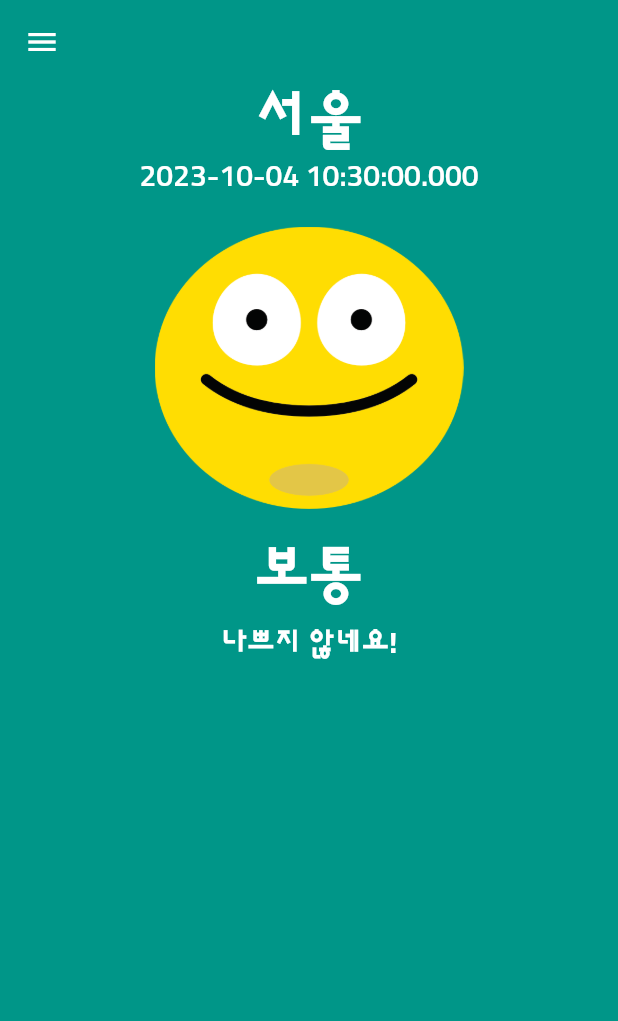
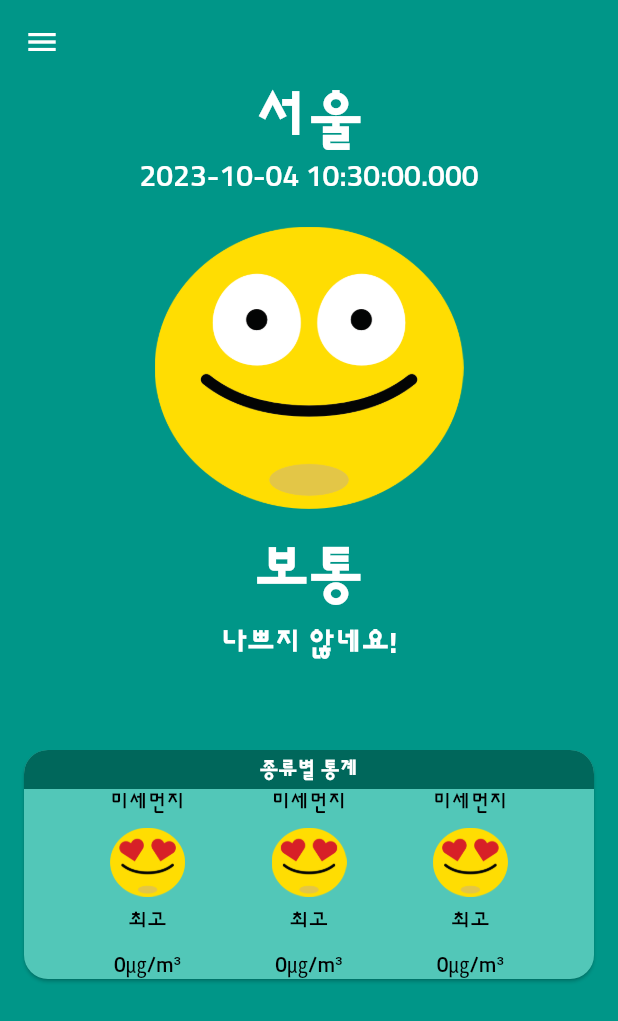
Before and after one commit to DongWooKim97/particulate_matter_app, a Flutter app: the screen it shows after launch, on a phone screen of 412 x 824 dp. Shown: the top 1021 px of the screen. Run offline on Flutter 3.47's test engine with Material 2 defaults, Android fonts, the phone set to English and light mode, and no system bars.

Commit message:
feat: make Category Card

```diff
--- /dev/null
+++ b/lib/component/main_stat.dart
@@ -0,0 +1,54 @@
+import 'package:flutter/material.dart';
+
+class MainStat extends StatelessWidget {
+  // 미세먼지 or 초미세먼지
+  final String category;
+
+  // 이미지 아이콘 위치(경로)
+  final String imgPath;
+
+  // 오졈 정도
+  final String level;
+
+  // 오염 수치
+  final String stat;
+
+  const MainStat({
+    required this.category,
+    required this.imgPath,
+    required this.level,
+    required this.stat,
+    Key? key,
+  }) : super(key: key);
+
+  @override
+  Widget build(BuildContext context) {
+    final ts = const TextStyle(
+      color: Colors.black,
+    );
+
+    return Column(
+      children: [
+        Text(
+          category,
+          style: ts,
+        ),
+        const SizedBox(height: 8.0),
+        Image.asset(
+          imgPath,
+          width: 50.0,
+        ),
+        const SizedBox(height: 8.0),
+        Text(
+          level,
+          style: ts,
+        ),
+        const SizedBox(height: 8.0),
+        Text(
+          stat,
+          style: ts,
+        ),
+      ],
+    );
+  }
+}
--- a/lib/screen/home_screen.dart
+++ b/lib/screen/home_screen.dart
@@ -1,5 +1,6 @@
 import 'package:flutter/material.dart';
 import 'package:particulate_matter_app/component/main_app_bar.dart';
+import 'package:particulate_matter_app/component/main_stat.dart';
 import 'package:particulate_matter_app/constant/colors.dart';
 
 import '../component/main_drawer.dart';
@@ -9,13 +10,77 @@ class HomeScreen extends StatelessWidget {
 
   @override
   Widget build(BuildContext context) {
-    return const Scaffold(
+    return Scaffold(
       backgroundColor: primaryColor,
       drawer: MainDrawer(),
       body: SafeArea(
         child: CustomScrollView(
           slivers: [
             MainAppBar(),
+            SliverToBoxAdapter(
+              // Sliver안에 Sliver화 해서 넣을 수 있게 해주는 위젯
+              child: Column(
+                crossAxisAlignment: CrossAxisAlignment.stretch,
+                children: [
+                  Card(
+                    margin: EdgeInsets.symmetric(horizontal: 16.0), // 양쪽에 다 설정할 수 있는게 symnetric
+                    shape:  RoundedRectangleBorder(
+                      borderRadius: BorderRadius.all( // 카드를 한번에 깎기
+                        Radius.circular(16.0)          // 카드를 한번에 깎기
+                      ),
+                    ) , // ShapeBorder --> Abstract Class , extend하는 애들만 사용가능
+                    color: lightColor,
+                    child: Column(
+                      crossAxisAlignment: CrossAxisAlignment.stretch,
+                      children: [
+                        Container(
+                          decoration: const BoxDecoration(
+                              color: darkColor,
+                              borderRadius: BorderRadius.only(
+                                topLeft: Radius.circular(16.0),
+                                topRight: Radius.circular(16.0),
+                              )),
+                          child: Padding(
+                            padding: const EdgeInsets.all(4.0),
+                            child: Text(
+                              '종류별 통계',
+                              style: TextStyle(
+                                color: Colors.white,
+                                fontWeight: FontWeight.w700,
+                              ),
+                              textAlign: TextAlign.center,
+                            ),
+                          ),
+                        ),
+                        Row(
+                          mainAxisAlignment: MainAxisAlignment.spaceEvenly,
+                          children: [
+                            MainStat(
+                              category: '미세먼지',
+                              imgPath: 'asset/img/best.png',
+                              level: '최고',
+                              stat: '0㎍/m³',
+                            ),
+                            MainStat(
+                              category: '미세먼지',
+                              imgPath: 'asset/img/best.png',
+                              level: '최고',
+                              stat: '0㎍/m³',
+                            ),
+                            MainStat(
+                              category: '미세먼지',
+                              imgPath: 'asset/img/best.png',
+                              level: '최고',
+                              stat: '0㎍/m³',
+                            ),
+                          ],
+                        )
+                      ],
+                    ),
+                  ),
+                ],
+              ), // 안에 들어가는 위젯들은 다 Sliver화 돼서 들어감.
+            ),
           ],
         ),
       ),
```
